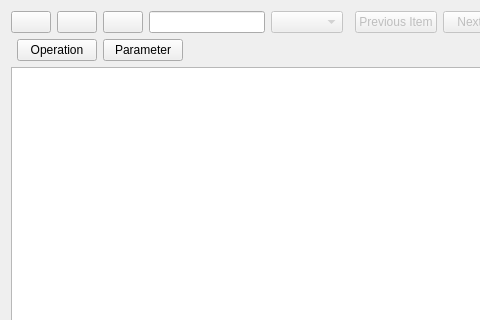
Old version of the form src/ui/quickedit.ui in the repository mobius3/douml; both pictures show x 0 to 480 and y 0 to 320 of the 927 by 595 pixel window.
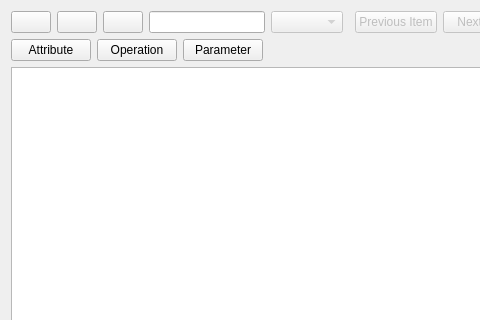
New version of the form. Icons and pictures are not drawn.

Commit message: 1) added the capability to add attributes to classes from quick edit 2) added Collapse/Expand submenu to context menu in quick edit

Patch:
```diff
--- a/src/ui/quickedit.ui
+++ b/src/ui/quickedit.ui
@@ -178,7 +178,7 @@
     </widget>
    </item>
    <item row="1" column="2">
-    <widget class="QPushButton" name="pbAddAttribute">
+    <widget class="QPushButton" name="pbAddParameter">
      <property name="text">
       <string>Parameter</string>
      </property>
@@ -188,6 +188,17 @@
      </property>
     </widget>
    </item>
+   <item row="1" column="0">
+    <widget class="QPushButton" name="pbAddAttribute">
+     <property name="text">
+      <string>Attribute</string>
+     </property>
+     <property name="icon">
+      <iconset resource="../icons.qrc">
+       <normaloff>:/root/icons/bullet_add.png</normaloff>:/root/icons/bullet_add.png</iconset>
+     </property>
+    </widget>
+   </item>
   </layout>
  </widget>
  <resources>
```
The commit also changes 9 other files.
